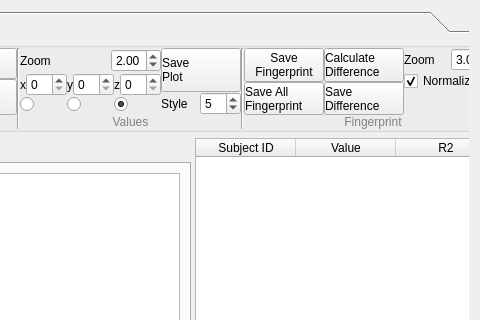
frankyeh/DSI-Studio, file tracking/vbc_dialog.ui: the form before one commit; both pictures show x 166 to 646 and y 0 to 320 of the 646 by 613 pixel window.
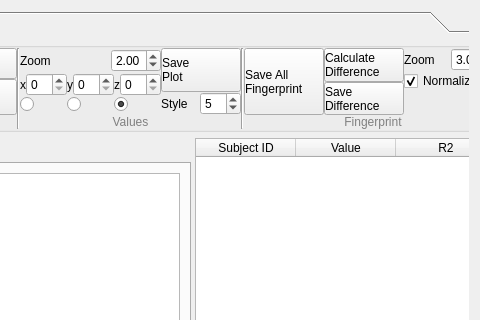
The form after the commit. The open tabs and pages were chosen to show the change. Icons and pictures are not drawn. Custom widgets are drawn as their Qt base class.

Commit message: [gui] modified fp interface

The edit to the form file:
```diff
--- a/tracking/vbc_dialog.ui
+++ b/tracking/vbc_dialog.ui
@@ -593,18 +593,6 @@
                     <property name="spacing">
                      <number>0</number>
                     </property>
-                    <item>
-                     <widget class="QPushButton" name="save_fp">
-                      <property name="text">
-                       <string>Save
-Fingerprint</string>
-                      </property>
-                      <property name="icon">
-                       <iconset resource="../icons.qrc">
-                        <normaloff>:/icons/icons/save.xpm</normaloff>:/icons/icons/save.xpm</iconset>
-                      </property>
-                     </widget>
-                    </item>
                     <item>
                      <widget class="QPushButton" name="save_vector">
                       <property name="sizePolicy">
```
Left out of the diff: 4 changed lines with no effect on the pictures. The commit also changes 2 other files.
